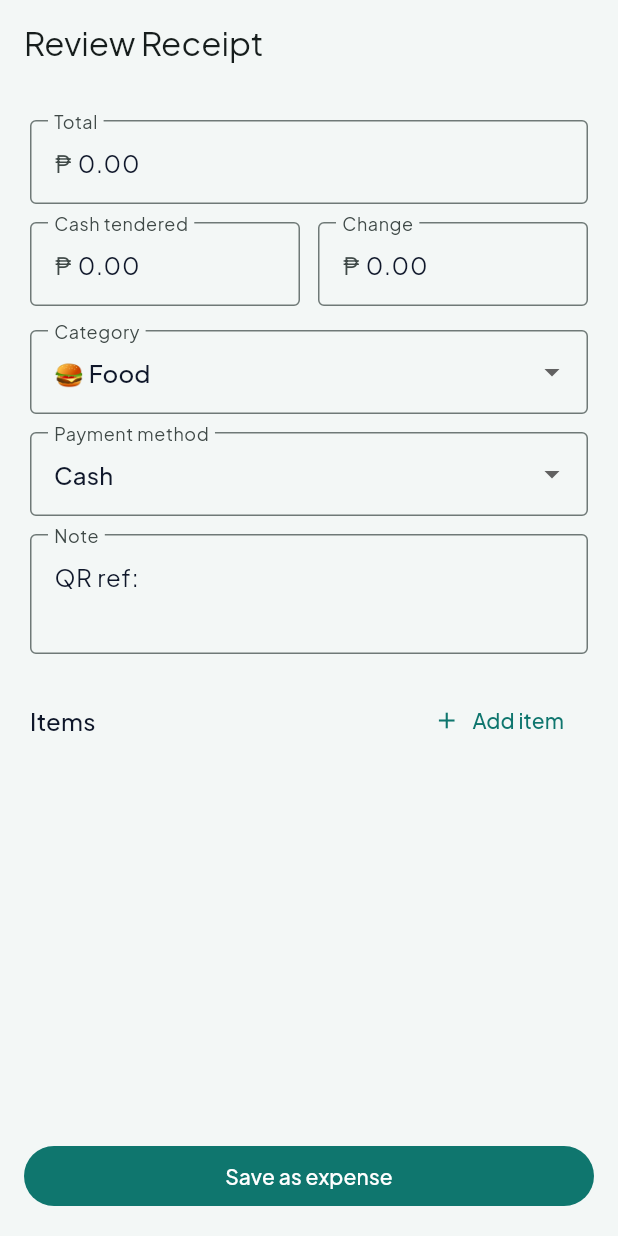
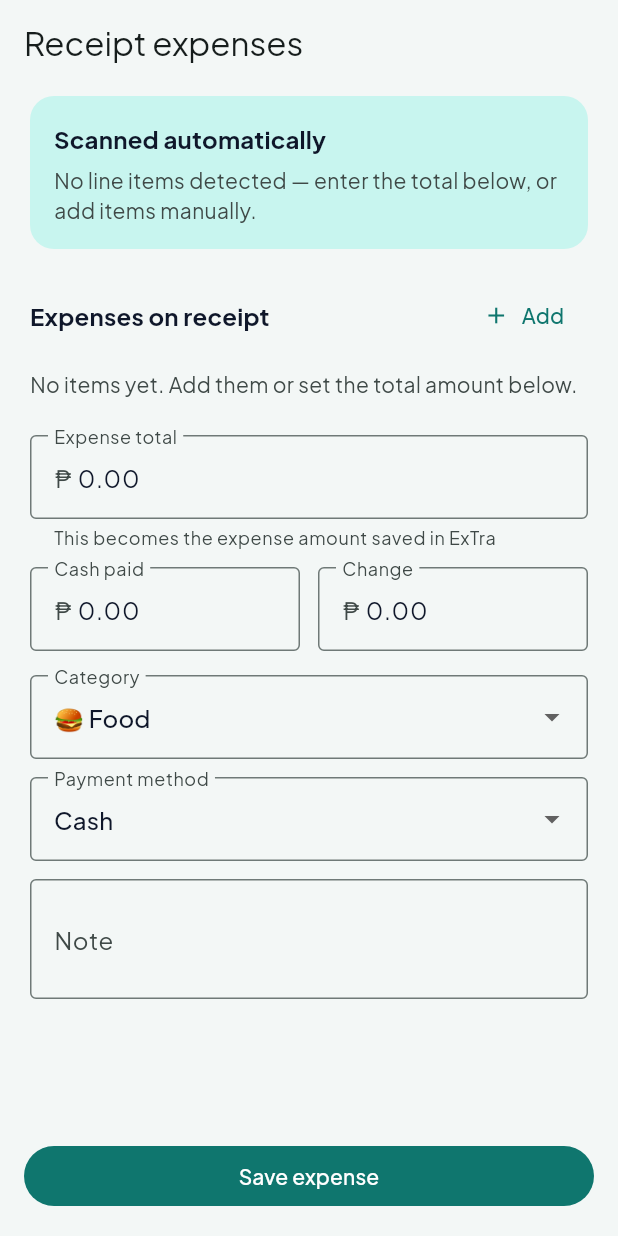
Before and after one commit to betroyer/ET, a Flutter app: the ReviewReceiptScreen screen opened directly with empty values, on a phone screen of 412 x 824 dp. Run offline on Flutter 3.47's test engine with Material 3 defaults, Android fonts, the phone set to English and light mode, and no system bars; our stand-ins replace csv, file_picker, fl_chart, flutter_local_notifications, flutter_secure_storage, google_fonts and 6 more; missing offline and left inert: google_mlkit_text_recognition; accounts and stored records are empty.

Commit message:
Release ExTra v1.0.0 with branding and receipt scanner.
Rename the app to ExTra, add the gold coin logo and launcher icons, and simplify scanning to receipt OCR that auto-fills expenses.

Co-authored-by: Cursor <cursoragent@cursor.com>

```diff
--- a/lib/main.dart
+++ b/lib/main.dart
@@ -81,7 +81,7 @@ class _UnsupportedPlatformApp extends StatelessWidget {
                   Icon(Icons.phone_android, size: 64, color: AppConstants.brandTeal),
                   SizedBox(height: 20),
                   Text(
-                    'Expense Tracker is an Android app',
+                    'ExTra is an Android app',
                     textAlign: TextAlign.center,
                     style: TextStyle(fontSize: 22, fontWeight: FontWeight.w700),
                   ),
--- a/lib/screens/home/dashboard_screen.dart
+++ b/lib/screens/home/dashboard_screen.dart
@@ -4,6 +4,7 @@ import 'package:provider/provider.dart';
 import '../../providers/budget_provider.dart';
 import '../../providers/transaction_provider.dart';
 import '../../utils/currency_formatter.dart';
+import '../../widgets/app_logo.dart';
 import '../../widgets/balance_card.dart';
 import '../../widgets/quick_add_buttons.dart';
 import '../../widgets/transaction_tile.dart';
@@ -78,7 +79,7 @@ class _HomeTab extends StatelessWidget {
         physics: const AlwaysScrollableScrollPhysics(),
         slivers: [
           SliverAppBar.large(
-            title: const Text('Expense Tracker'),
+            title: const AppLogo(size: 36, showTitle: true),
             actions: [
               IconButton(
                 tooltip: 'Scan receipt',
--- a/lib/screens/receipt/review_receipt_screen.dart
+++ b/lib/screens/receipt/review_receipt_screen.dart
@@ -10,6 +10,7 @@ import '../../providers/settings_provider.dart';
 import '../../providers/transaction_provider.dart';
 import '../../services/receipt_parser.dart';
 import '../../utils/constants.dart';
+import '../../utils/currency_formatter.dart';
 import '../../utils/date_formatter.dart';
 
 class ReviewReceiptScreen extends StatefulWidget {
@@ -49,10 +50,7 @@ class _ReviewReceiptScreenState extends State<ReviewReceiptScreen> {
     _changeCtrl = TextEditingController(
       text: widget.parsed.change?.toStringAsFixed(2) ?? '',
     );
-    final ref = widget.parsed.reference;
-    _noteCtrl = TextEditingController(
-      text: ref == null ? '' : 'QR ref: $ref',
-    );
+    _noteCtrl = TextEditingController();
   }
 
   @override
@@ -69,29 +67,152 @@ class _ReviewReceiptScreenState extends State<ReviewReceiptScreen> {
     final categories = context.watch<CategoryProvider>().byType('expense');
     _category ??= categories.isNotEmpty ? categories.first.name : 'Others';
     final symbol = context.watch<SettingsProvider>().currencySymbol;
+    final scheme = Theme.of(context).colorScheme;
+    final foundTotal = widget.parsed.total;
+    final itemCount = _items.length;
 
     return Scaffold(
-      appBar: AppBar(title: const Text('Review Receipt')),
+      appBar: AppBar(title: const Text('Receipt expenses')),
       body: ListView(
         padding: const EdgeInsets.fromLTRB(20, 8, 20, 100),
         children: [
-          if (widget.imagePath != null && File(widget.imagePath!).existsSync())
+          Container(
+            width: double.infinity,
+            padding: const EdgeInsets.all(16),
+            decoration: BoxDecoration(
+              color: scheme.primaryContainer.withValues(alpha: 0.5),
+              borderRadius: BorderRadius.circular(16),
+            ),
+            child: Column(
+              crossAxisAlignment: CrossAxisAlignment.start,
+              children: [
+                Text(
+                  'Scanned automatically',
+                  style: Theme.of(context).textTheme.titleMedium?.copyWith(fontWeight: FontWeight.w700),
+                ),
+                const SizedBox(height: 6),
+                Text(
+                  itemCount > 0
+                      ? 'Found $itemCount item${itemCount == 1 ? '' : 's'}'
+                          '${foundTotal != null ? ' · total ${CurrencyFormatter.format(foundTotal, symbol: symbol)}' : ''}'
+                      : 'No line items detected — enter the total below, or add items manually.',
+                  style: Theme.of(context).textTheme.bodyMedium?.copyWith(
+                        color: scheme.onSurfaceVariant,
+                      ),
+                ),
+              ],
+            ),
+          ),
+          if (widget.imagePath != null && File(widget.imagePath!).existsSync()) ...[
+            const SizedBox(height: 16),
             ClipRRect(
               borderRadius: BorderRadius.circular(16),
-              child: Image.file(File(widget.imagePath!), height: 160, fit: BoxFit.cover),
+              child: Image.file(File(widget.imagePath!), height: 140, fit: BoxFit.cover),
             ),
-          if ((widget.parsed.rawText).isNotEmpty && widget.imagePath == null) ...[
-            Text(widget.parsed.rawText, style: Theme.of(context).textTheme.bodySmall),
-            const SizedBox(height: 12),
           ],
-          const SizedBox(height: 16),
+          const SizedBox(height: 20),
+          Row(
+            children: [
+              Text(
+                'Expenses on receipt',
+                style: Theme.of(context).textTheme.titleMedium?.copyWith(fontWeight: FontWeight.w700),
+              ),
+              const Spacer(),
+              TextButton.icon(
+                onPressed: () {
+                  setState(() {
+                    _items.add(const ReceiptItem(itemName: '', price: 0));
+                  });
+                },
+                icon: const Icon(Icons.add),
+                label: const Text('Add'),
+              ),
+            ],
+          ),
+          if (_items.isEmpty)
+            Padding(
+              padding: const EdgeInsets.symmetric(vertical: 12),
+              child: Text(
+                'No items yet. Add them or set the total amount below.',
+                style: TextStyle(color: scheme.onSurfaceVariant),
+              ),
+            ),
+          ..._items.asMap().entries.map((entry) {
+            final i = entry.key;
+            final item = entry.value;
+            return Card(
+              margin: const EdgeInsets.only(bottom: 8),
+              child: Padding(
+                padding: const EdgeInsets.all(12),
+                child: Column(
+                  children: [
+                    TextFormField(
+                      initialValue: item.itemName,
+                      decoration: const InputDecoration(
+                        labelText: 'Item / expense',
+                        border: OutlineInputBorder(),
+                      ),
+                      onChanged: (v) => _items[i] = item.copyWith(itemName: v),
+                    ),
+                    const SizedBox(height: 8),
+                    Row(
+                      children: [
+                        Expanded(
+                          child: TextFormField(
+                            initialValue: item.price == 0 ? '' : item.price.toStringAsFixed(2),
+                            keyboardType: const TextInputType.numberWithOptions(decimal: true),
+                            decoration: InputDecoration(
+                              labelText: 'Amount',
+                              prefixText: '$symbol ',
+                              border: const OutlineInputBorder(),
+                            ),
+                            onChanged: (v) {
+                              final n = double.tryParse(v.replaceAll(',', '')) ?? 0;
+                              _items[i] = item.copyWith(price: n);
+                              _maybeSyncTotalFromItems();
+                            },
+                          ),
+                        ),
+                        const SizedBox(width: 8),
+                        SizedBox(
+                          width: 72,
+                          child: TextFormField(
+                            initialValue: '${item.quantity}',
+                            keyboardType: TextInputType.number,
+                            decoration: const InputDecoration(
+                              labelText: 'Qty',
+                              border: OutlineInputBorder(),
+                            ),
+                            onChanged: (v) {
+                              final n = int.tryParse(v) ?? 1;
+                              _items[i] = item.copyWith(quantity: n);
+                              _maybeSyncTotalFromItems();
+                            },
+                          ),
+                        ),
+                        IconButton(
+                          onPressed: () {
+                            setState(() => _items.removeAt(i));
+                            _maybeSyncTotalFromItems();
+                          },
+                          icon: const Icon(Icons.delete_outline),
+                        ),
+                      ],
+                    ),
+                  ],
+                ),
+              ),
+            );
+          }),
+          const SizedBox(height: 12),
           TextFormField(
             controller: _totalCtrl,
             keyboardType: const TextInputType.numberWithOptions(decimal: true),
             decoration: InputDecoration(
-              labelText: 'Total',
+              labelText: 'Expense total',
               prefixText: '$symbol ',
               border: const OutlineInputBorder(),
+              helperText: 'This becomes the expense amount saved in ExTra',
             ),
           ),
           const SizedBox(height: 12),
@@ -102,7 +223,7 @@ class _ReviewReceiptScreenState extends State<ReviewReceiptScreen> {
                   controller: _cashCtrl,
                   keyboardType: const TextInputType.numberWithOptions(decimal: true),
                   decoration: InputDecoration(
-                    labelText: 'Cash tendered',
+                    labelText: 'Cash paid',
                     prefixText: '$symbol ',
                     border: const OutlineInputBorder(),
                   ),
@@ -146,73 +267,6 @@ class _ReviewReceiptScreenState extends State<ReviewReceiptScreen> {
             maxLines: 2,
             decoration: const InputDecoration(labelText: 'Note', border: OutlineInputBorder()),
           ),
-          const SizedBox(height: 20),
-          Row(
-            children: [
-              Text('Items', style: Theme.of(context).textTheme.titleMedium),
-              const Spacer(),
-              TextButton.icon(
-                onPressed: () {
-                  setState(() {
-                    _items.add(const ReceiptItem(itemName: 'Item', price: 0));
-                  });
-                },
-                icon: const Icon(Icons.add),
-                label: const Text('Add item'),
-              ),
-            ],
-          ),
-          ..._items.asMap().entries.map((entry) {
-            final i = entry.key;
-            final item = entry.value;
-            return Card(
-              margin: const EdgeInsets.only(bottom: 8),
-              child: Padding(
-                padding: const EdgeInsets.all(12),
-                child: Column(
-                  children: [
-                    TextFormField(
-                      initialValue: item.itemName,
-                      decoration: const InputDecoration(labelText: 'Item name'),
-                      onChanged: (v) => _items[i] = item.copyWith(itemName: v),
-                    ),
-                    const SizedBox(height: 8),
-                    Row(
-                      children: [
-                        Expanded(
-                          child: TextFormField(
-                            initialValue: item.price.toStringAsFixed(2),
-                            keyboardType: const TextInputType.numberWithOptions(decimal: true),
-                            decoration: InputDecoration(labelText: 'Price', prefixText: '$symbol '),
-                            onChanged: (v) {
-                              final n = double.tryParse(v.replaceAll(',', '')) ?? 0;
-                              _items[i] = item.copyWith(price: n);
-                            },
-                          ),
-                        ),
-                        const SizedBox(width: 8),
-                        Expanded(
-                          child: TextFormField(
-                            initialValue: '${item.quantity}',
-                            keyboardType: TextInputType.number,
-                            decoration: const InputDecoration(labelText: 'Qty'),
-                            onChanged: (v) {
-                              final n = int.tryParse(v) ?? 1;
-                              _items[i] = item.copyWith(quantity: n);
-                            },
-                          ),
-                        ),
-                        IconButton(
-                          onPressed: () => setState(() => _items.removeAt(i)),
-                          icon: const Icon(Icons.delete_outline),
-                        ),
-                      ],
-                    ),
-                  ],
-                ),
-              ),
-            );
-          }),
         ],
       ),
       bottomNavigationBar: SafeArea(
@@ -222,18 +276,30 @@ class _ReviewReceiptScreenState extends State<ReviewReceiptScreen> {
             onPressed: _saving ? null : _save,
             child: _saving
                 ? const SizedBox(height: 20, width: 20, child: CircularProgressIndicator(strokeWidth: 2))
-                : const Text('Save as expense'),
+                : const Text('Save expense'),
           ),
         ),
       ),
     );
   }
 
+  void _maybeSyncTotalFromItems() {
+    if (_items.isEmpty) return;
+    final sum = _items.fold<double>(0, (s, i) => s + i.lineTotal);
+    if (sum > 0) {
+      _totalCtrl.text = sum.toStringAsFixed(2);
+      setState(() {});
+    }
+  }
+
   Future<void> _save() async {
-    final total = double.tryParse(_totalCtrl.text.replaceAll(',', ''));
+    var total = double.tryParse(_totalCtrl.text.replaceAll(',', ''));
+    if ((total == null || total <= 0) && _items.isNotEmpty) {
+      total = _items.fold<double>(0, (s, i) => s + i.lineTotal);
+    }
     if (total == null || total <= 0) {
       ScaffoldMessenger.of(context).showSnackBar(
-        const SnackBar(content: Text('Enter a valid total amount')),
+        const SnackBar(content: Text('Enter a valid expense total')),
       );
       return;
     }
@@ -249,8 +315,14 @@ class _ReviewReceiptScreenState extends State<ReviewReceiptScreen> {
       note: _noteCtrl.text.trim().isEmpty ? null : _noteCtrl.text.trim(),
       receiptImagePath: widget.imagePath,
     );
-    await context.read<TransactionProvider>().add(tx, items: _items.where((i) => i.itemName.trim().isNotEmpty).toList());
+    await context.read<TransactionProvider>().add(
+          tx,
+          items: _items.where((i) => i.itemName.trim().isNotEmpty || i.price > 0).toList(),
+        );
     if (!mounted) return;
+    ScaffoldMessenger.of(context).showSnackBar(
+      const SnackBar(content: Text('Expense saved from receipt')),
+    );
     Navigator.of(context).popUntil((route) => route.isFirst);
   }
 }
--- a/lib/services/export_service.dart
+++ b/lib/services/export_service.dart
@@ -67,7 +67,7 @@ class ExportService {
         build: (context) => [
           pw.Header(
             level: 0,
-            child: pw.Text('Expense Tracker Report', style: pw.TextStyle(fontSize: 22, fontWeight: pw.FontWeight.bold)),
+            child: pw.Text('ExTra Report', style: pw.TextStyle(fontSize: 22, fontWeight: pw.FontWeight.bold)),
           ),
           pw.Text('Generated ${DateFormatter.displayDateTime(DateTime.now())}'),
           pw.SizedBox(height: 16),
--- a/lib/utils/constants.dart
+++ b/lib/utils/constants.dart
@@ -1,7 +1,9 @@
 import 'package:flutter/material.dart';
 
 class AppConstants {
-  static const appName = 'Expense Tracker';
+  static const appName = 'ExTra';
+  static const appTagline = 'Expense Tracker';
+  static const logoAsset = 'assets/images/extra_logo.png';
   static const defaultCurrencyCode = 'PHP';
   static const defaultCurrencySymbol = '₱';
 
--- a/lib/widgets/quick_add_buttons.dart
+++ b/lib/widgets/quick_add_buttons.dart
@@ -35,7 +35,7 @@ class QuickAddButtons extends StatelessWidget {
         Expanded(
           child: _ActionChip(
             icon: Icons.document_scanner_outlined,
-            label: 'Scan',
+            label: 'Receipt',
             onTap: onScanReceipt,
           ),
         ),
```
Also changed, not shown: lib/screens/receipt/scan_receipt_screen.dart (+90 -172 lines), lib/screens/settings/about_screen.dart (+14 -2 lines), lib/screens/settings/pin_lock_screen.dart (+14 -3 lines), lib/widgets/app_logo.dart (added, +46 -0 lines), pubspec.yaml (+16 -39 lines), assets/images/extra_logo.png (added), pubspec.lock, 44 other files.
